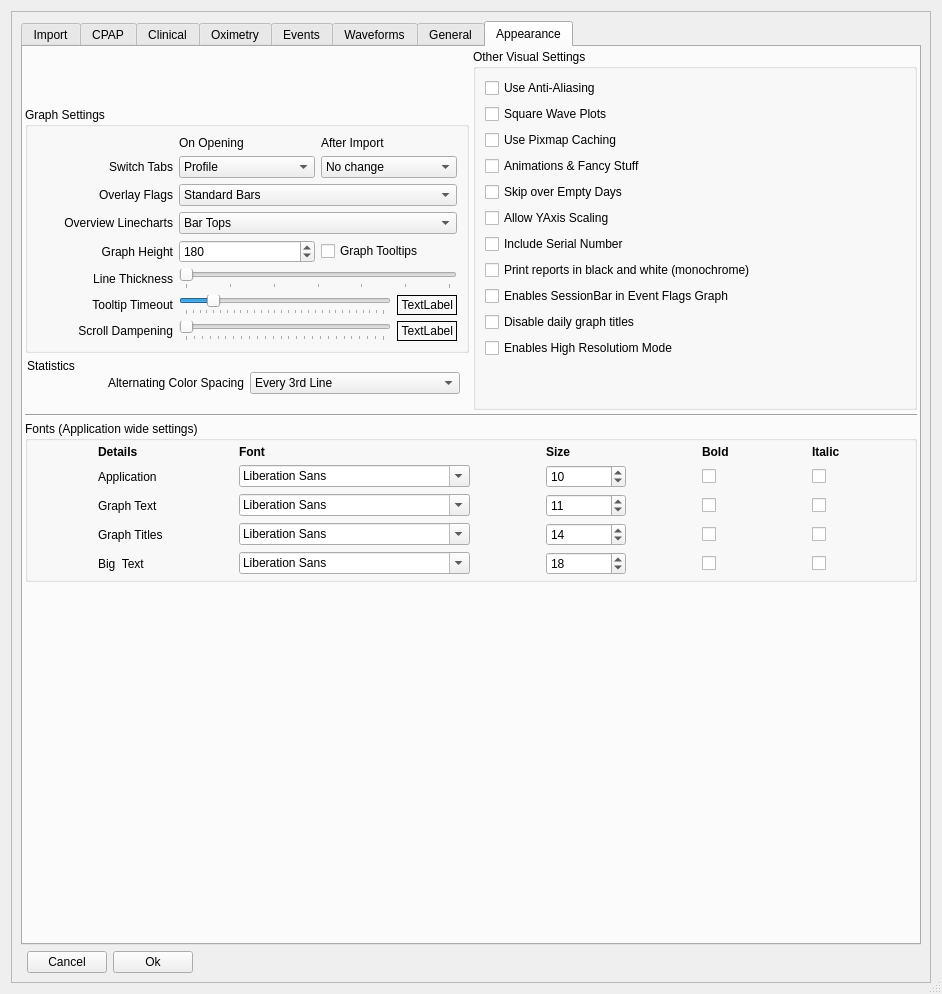
Qt form oscar/preferencesdialog.ui (tomasohara/OSCAR-SQL) before a commit.
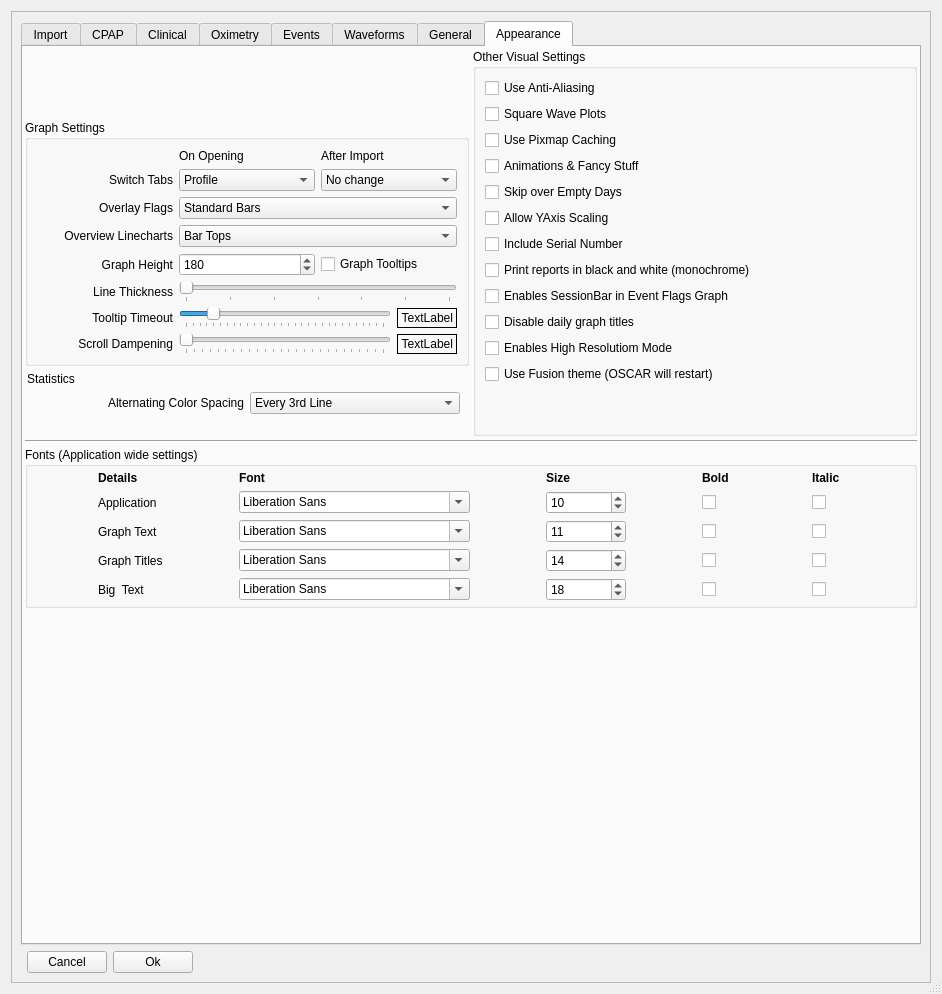
The same form after that commit. The open tabs and pages were chosen to show the change. Icons and pictures are not drawn.

Commit message: Add support for Fusion style

Diff of the .ui file:
```diff
--- a/oscar/preferencesdialog.ui
+++ b/oscar/preferencesdialog.ui
@@ -3126,6 +3126,18 @@
                      </property>
                     </widget>
                    </item>
+                   <item>
+                    <widget class="QCheckBox" name="useFusionTheme">
+                     <property name="toolTip">
+                      <string>Use Qt's Fusion theme instead of the platform-native theme.
+Provides a consistent look across platforms.
+OSCAR will restart when you click OK.</string>
+                     </property>
+                     <property name="text">
+                      <string>Use Fusion theme (OSCAR will restart)</string>
+                     </property>
+                    </widget>
+                   </item>
                    <item>
                     <spacer name="verticalSpacer">
                      <property name="orientation">
```
The commit also changes 4 other files.
